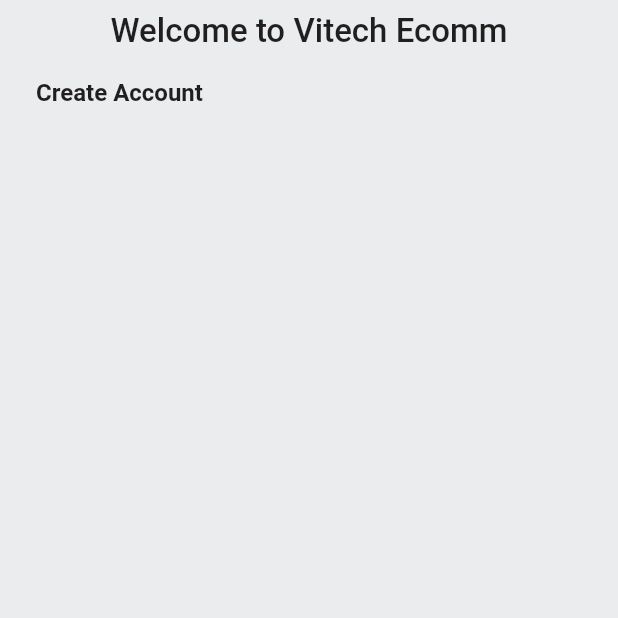
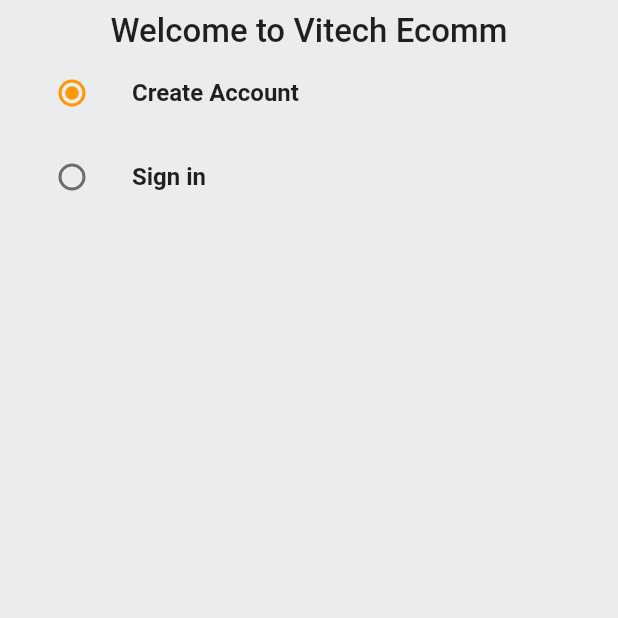
Before and after one commit to owusuvictorjnr/Fluuter-Ecomm, a Flutter app: the screen it shows after launch, on a phone screen of 412 x 824 dp, the top half of it. Run offline on Flutter 3.47's test engine with Material 2 defaults, Android fonts, the phone set to English and light mode, and no system bars.

```diff
--- a/lib/features/auth/screens/auth_screen.dart
+++ b/lib/features/auth/screens/auth_screen.dart
@@ -1,6 +1,11 @@
 import 'package:flutter/material.dart';
 
 import '../../../constants/global_variables.dart';
+
+enum Auth {
+  signin,
+  signup,
+}
 
 class AuthScreen extends StatefulWidget {
   static const String routeName = '/auth-screen';
@@ -12,26 +17,74 @@ class AuthScreen extends StatefulWidget {
 }
 
 class _AuthScreenState extends State<AuthScreen> {
+  Auth _auth = Auth.signup;
+  final _signUpFormKey = GlobalKey<FormState>();
+  final _signInFormKey = GlobalKey<FormState>();
+
   @override
   Widget build(BuildContext context) {
-    return const Scaffold(
+    return Scaffold(
       backgroundColor: GlobalVariables.greyBackgroundColor,
       body: SafeArea(
         child: Padding(
-          padding: EdgeInsets.all(8.0),
+          padding: const EdgeInsets.all(8.0),
           child: Column(
             children: [
-              Text(
+              const Text(
                 'Welcome to Vitech Ecomm',
                 style: TextStyle(fontSize: 22, fontWeight: FontWeight.w500),
               ),
               ListTile(
-                title: Text(
+                title: const Text(
                   'Create Account',
-                  style: TextStyle(fontWeight: FontWeight.bold),
+                  style: TextStyle(
+                    fontWeight: FontWeight.bold,
+                  ),
+                ),
+                leading: Radio(
+                  activeColor: GlobalVariables.secondaryColor,
+                  value: Auth.signup,
+                  groupValue: _auth,
+                  onChanged: (Auth? val) {
+                    setState(
+                      () {
+                        _auth = val!;
+                      },
+                    );
+                  },
+                ),
+              ),
+
+              if (_auth == Auth.signup)
+                Form(
+                  key: _signUpFormKey,
+                  child: const Column(
+
+                  ),
+                ),
+
+              // Sign in
+              ListTile(
+                title: const Text(
+                  'Sign in ',
+                  style: TextStyle(
+                    fontWeight: FontWeight.bold,
+                  ),
+                ),
+                leading: Radio(
+                  activeColor: GlobalVariables.secondaryColor,
+                  value: Auth.signin,
+                  groupValue: _auth,
+                  onChanged: (Auth? val) {
+                    setState(
+                      () {
+                        _auth = val!;
+                      },
+                    );
+                  },
                 ),
               )
-            ],
+            ], // Children
           ),
         ),
       ),
```
